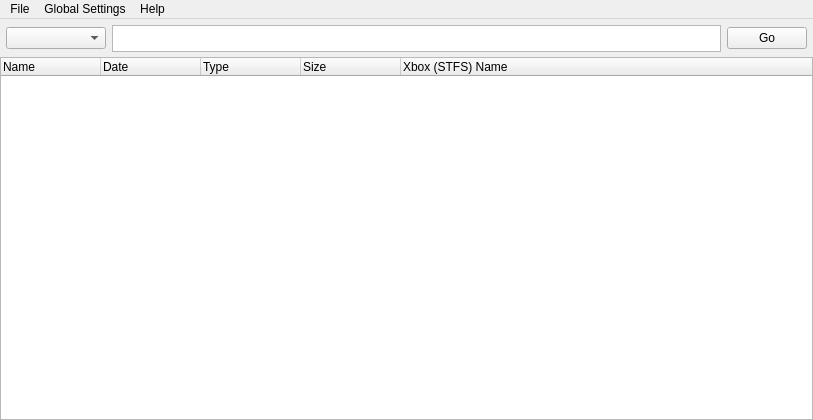
landaire/Up, file Up/MainForm.ui: the form before one commit.
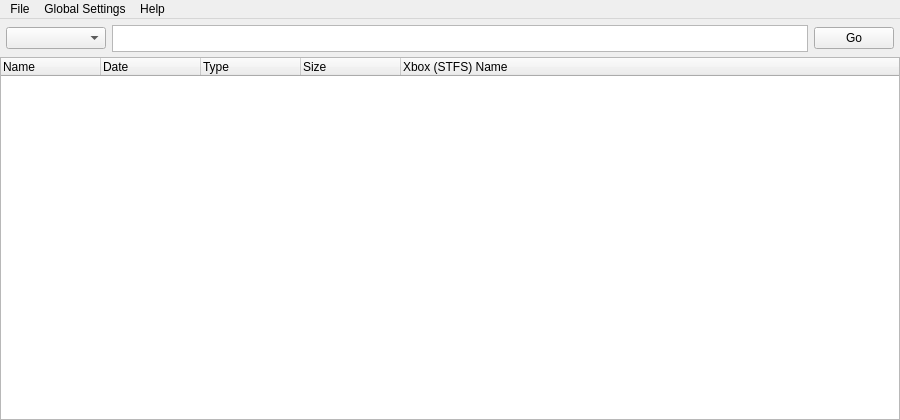
The form after the commit. Icons and pictures are not drawn.

Commit message: Removed pathbar, changed width of main window/treeview columns

Patch:
```diff
--- a/Up/MainForm.ui
+++ b/Up/MainForm.ui
@@ -7,7 +7,7 @@
    <rect>
     <x>0</x>
     <y>0</y>
-    <width>813</width>
+    <width>900</width>
     <height>420</height>
    </rect>
   </property>
@@ -171,7 +171,7 @@
     <rect>
      <x>0</x>
      <y>0</y>
-     <width>813</width>
+     <width>900</width>
      <height>22</height>
     </rect>
    </property>
```
Left out of the diff: 2 changed lines with no effect on the pictures. The commit also changes 1 other file.
